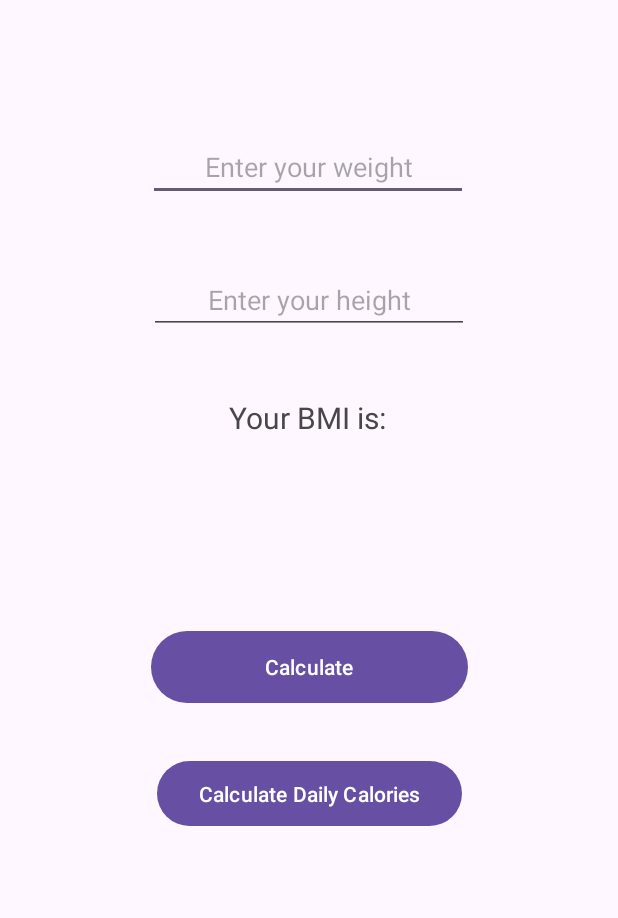
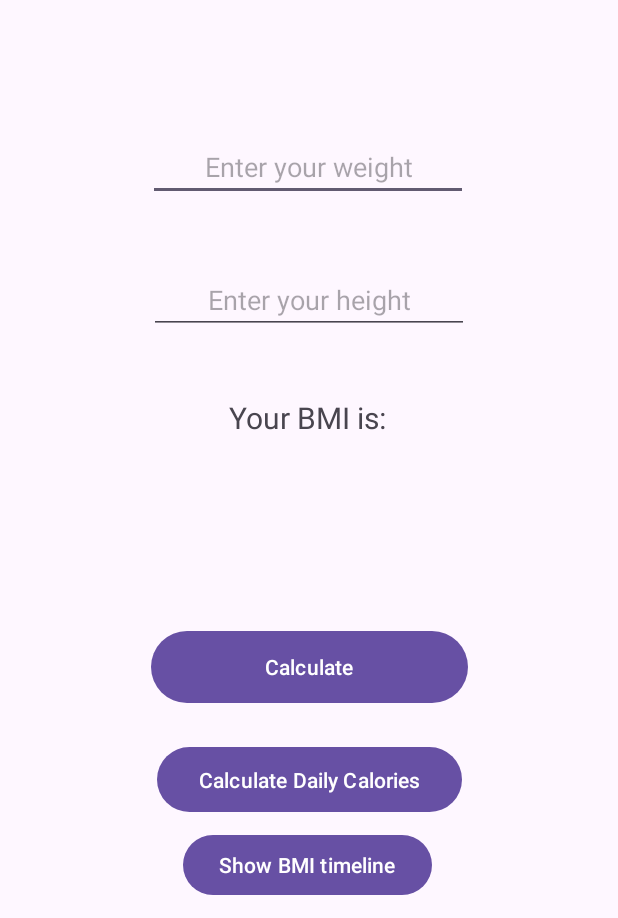
Before and after one commit to lilaveth/PAMO, an Android app built with Jetpack Compose: the MainActivity screen opened directly, with no data from a screen before it, on a phone screen of 412 x 824 dp, the part 318-1236 px from its top. Run offline under Robolectric (Android 15) with nearby library versions, the phone set to English and light mode, and no system bars.

Commit message:
Homework 4 - add BMI timeline overview classes and layouts

```diff
--- a/BMICalculator/app/src/main/java/com/example/bmicalculator/MainActivity.java
+++ b/BMICalculator/app/src/main/java/com/example/bmicalculator/MainActivity.java
@@ -6,6 +6,8 @@ import android.text.Editable;
 import android.text.Html;
 import android.text.TextWatcher;
 import android.view.View;
+import android.webkit.WebSettings;
+import android.webkit.WebView;
 import android.widget.Button;
 import android.widget.EditText;
 import android.widget.TextView;
@@ -59,6 +61,8 @@ public class MainActivity extends AppCompatActivity {
         });
         final Button calculateButton = findViewById(R.id.buttonCalculate);
         final Button continueButton = findViewById(R.id.continueButton);
+        final Button bmiTimelineButton = findViewById(R.id.bmiTimelineButton);
+
         calculateButton.setOnClickListener(new View.OnClickListener() {
             public void onClick(View v) {
                 calculateBMI();
@@ -69,6 +73,14 @@ public class MainActivity extends AppCompatActivity {
             @Override
             public void onClick(View v) {
                 Intent intent = new Intent(MainActivity.this, DailyCaloriesActivity.class);
+                startActivity(intent);
+            }
+        });
+
+        bmiTimelineButton.setOnClickListener(new View.OnClickListener() {
+            @Override
+            public void onClick(View v) {
+                Intent intent = new Intent(MainActivity.this, BmiTimelineActivity.class);
                 startActivity(intent);
             }
         });
--- a/BMICalculator/app/src/main/res/layout/activity_main.xml
+++ b/BMICalculator/app/src/main/res/layout/activity_main.xml
@@ -93,7 +93,7 @@
         app:layout_constraintEnd_toEndOf="parent"
         app:layout_constraintStart_toStartOf="parent"
         app:layout_constraintTop_toTopOf="parent"
-        app:layout_constraintVertical_bias="0.926" />
+        app:layout_constraintVertical_bias="0.914" />
 
     <androidx.appcompat.widget.Toolbar
         android:id="@+id/toolbarBMI"
@@ -108,4 +108,16 @@
         app:layout_constraintTop_toTopOf="parent"
         app:layout_constraintVertical_bias="0.0" />
 
+    <Button
+        android:id="@+id/bmiTimelineButton"
+        android:layout_width="wrap_content"
+        android:layout_height="wrap_content"
+        android:text="Show BMI timeline"
+        app:layout_constraintBottom_toBottomOf="parent"
+        app:layout_constraintEnd_toEndOf="parent"
+        app:layout_constraintHorizontal_bias="0.497"
+        app:layout_constraintStart_toStartOf="parent"
+        app:layout_constraintTop_toTopOf="parent"
+        app:layout_constraintVertical_bias="0.985" />
+
 </androidx.constraintlayout.widget.ConstraintLayout>
--- a/BMICalculator/app/src/main/res/values/strings.xml
+++ b/BMICalculator/app/src/main/res/values/strings.xml
@@ -43,4 +43,5 @@
         libero vel nunc consequat, quis tincidunt nisl eleifend. Cras bibendum enim a justo luctus
         vestibulum. Fusce dictum libero quis erat maximus, vitae volutpat diam dignissim.
     </string>
+    <string name="title_activity_bmi_timeline">BmiTimelineActivity</string>
 </resources>
```
Also changed, not shown: BMICalculator/app/src/main/AndroidManifest.xml (+7 -0 lines), BMICalculator/app/src/main/java/com/example/bmicalculator/BmiTimelineActivity.kt (added, +19 -0 lines), BMICalculator/app/src/main/res/layout/activity_bmi_timeline.xml (added, +16 -0 lines), BMICalculator/app/src/main/res/layout/activity_recipe.xml (+4 -3 lines).
